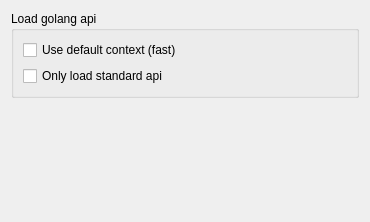
First picture: the form in liteidex/src/plugins/golangdoc/golangdocoption.ui, repository seanxyh/liteide, before the edit.
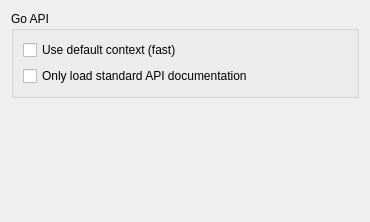
Second picture: the form after the edit.

Diff of the .ui file:
```diff
--- a/liteidex/src/plugins/golangdoc/golangdocoption.ui
+++ b/liteidex/src/plugins/golangdoc/golangdocoption.ui
@@ -17,7 +17,7 @@
    <item>
     <widget class="QGroupBox" name="groupBox">
      <property name="title">
-      <string>Load golang api</string>
+      <string>Go API</string>
      </property>
      <layout class="QVBoxLayout" name="verticalLayout">
       <item>
@@ -30,7 +30,7 @@
       <item>
        <widget class="QCheckBox" name="onlyStdCheckBox">
         <property name="text">
-         <string>Only load standard api</string>
+         <string>Only load standard API documentation</string>
         </property>
        </widget>
       </item>
```
